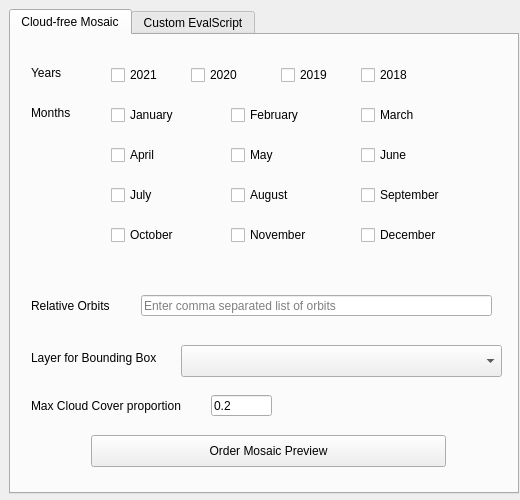
Above: SentinelMosaicTester/sentinel_mosaic_tester_dockwidget_base.ui from ncx-co/sentinel_mosaic_qgis_plugin before the change. Below: the same form after it.
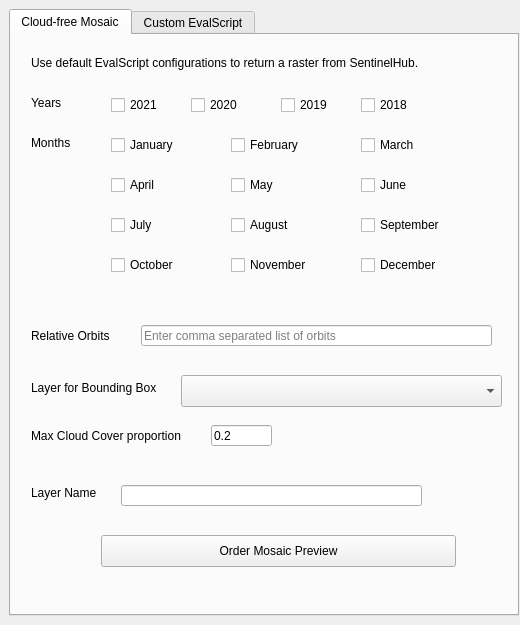
That is the form after the change. The open tabs and pages were chosen to show the change. Custom widgets are drawn as their Qt base class.

Commit message: add custom layer name option

The edit to the form file:
```diff
--- a/SentinelMosaicTester/sentinel_mosaic_tester_dockwidget_base.ui
+++ b/SentinelMosaicTester/sentinel_mosaic_tester_dockwidget_base.ui
@@ -7,7 +7,7 @@
     <x>0</x>
     <y>0</y>
     <width>520</width>
-    <height>500</height>
+    <height>625</height>
    </rect>
   </property>
   <property name="minimumSize">
@@ -19,7 +19,7 @@
   <property name="maximumSize">
    <size>
     <width>520</width>
-    <height>500</height>
+    <height>625</height>
    </size>
   </property>
   <property name="baseSize">
@@ -70,7 +70,7 @@
         <property name="geometry">
          <rect>
           <x>20</x>
-          <y>30</y>
+          <y>60</y>
           <width>41</width>
           <height>16</height>
          </rect>
@@ -83,7 +83,7 @@
         <property name="geometry">
          <rect>
           <x>100</x>
-          <y>30</y>
+          <y>60</y>
           <width>61</width>
           <height>20</height>
          </rect>
@@ -96,7 +96,7 @@
         <property name="geometry">
          <rect>
           <x>180</x>
-          <y>30</y>
+          <y>60</y>
           <width>61</width>
           <height>20</height>
          </rect>
@@ -109,7 +109,7 @@
         <property name="geometry">
          <rect>
           <x>270</x>
-          <y>30</y>
+          <y>60</y>
           <width>61</width>
           <height>20</height>
          </rect>
@@ -122,7 +122,7 @@
         <property name="geometry">
          <rect>
           <x>350</x>
-          <y>30</y>
+          <y>60</y>
           <width>61</width>
           <height>20</height>
          </rect>
@@ -135,7 +135,7 @@
         <property name="geometry">
          <rect>
           <x>20</x>
-          <y>70</y>
+          <y>100</y>
           <width>51</width>
           <height>16</height>
          </rect>
@@ -148,7 +148,7 @@
         <property name="geometry">
          <rect>
           <x>100</x>
-          <y>70</y>
+          <y>100</y>
           <width>71</width>
           <height>20</height>
          </rect>
@@ -161,7 +161,7 @@
         <property name="geometry">
          <rect>
           <x>220</x>
-          <y>70</y>
+          <y>100</y>
           <width>81</width>
           <height>20</height>
          </rect>
@@ -174,7 +174,7 @@
         <property name="geometry">
          <rect>
           <x>350</x>
-          <y>70</y>
+          <y>100</y>
           <width>61</width>
           <height>20</height>
          </rect>
@@ -187,7 +187,7 @@
         <property name="geometry">
          <rect>
           <x>100</x>
-          <y>110</y>
+          <y>140</y>
           <width>61</width>
           <height>20</height>
          </rect>
@@ -200,7 +200,7 @@
         <property name="geometry">
          <rect>
           <x>220</x>
-          <y>110</y>
+          <y>140</y>
           <width>51</width>
           <height>20</height>
          </rect>
@@ -213,7 +213,7 @@
         <property name="geometry">
          <rect>
           <x>350</x>
-          <y>110</y>
+          <y>140</y>
           <width>61</width>
           <height>20</height>
          </rect>
@@ -226,7 +226,7 @@
         <property name="geometry">
          <rect>
           <x>100</x>
-          <y>150</y>
+          <y>180</y>
           <width>61</width>
           <height>20</height>
          </rect>
@@ -239,7 +239,7 @@
         <property name="geometry">
          <rect>
           <x>220</x>
-          <y>150</y>
+          <y>180</y>
           <width>71</width>
           <height>20</height>
          </rect>
@@ -252,7 +252,7 @@
         <property name="geometry">
          <rect>
           <x>350</x>
-          <y>150</y>
+          <y>180</y>
           <width>101</width>
           <height>20</height>
          </rect>
@@ -265,7 +265,7 @@
         <property name="geometry">
          <rect>
           <x>100</x>
-          <y>190</y>
+          <y>220</y>
           <width>81</width>
           <height>20</height>
          </rect>
@@ -278,7 +278,7 @@
         <property name="geometry">
          <rect>
           <x>220</x>
-          <y>190</y>
+          <y>220</y>
           <width>91</width>
           <height>20</height>
          </rect>
@@ -291,7 +291,7 @@
         <property name="geometry">
          <rect>
           <x>350</x>
-          <y>190</y>
+          <y>220</y>
           <width>91</width>
           <height>20</height>
          </rect>
@@ -304,7 +304,7 @@
         <property name="geometry">
          <rect>
           <x>20</x>
-          <y>260</y>
+          <y>290</y>
           <width>91</width>
           <height>21</height>
          </rect>
@@ -317,7 +317,7 @@
         <property name="geometry">
          <rect>
           <x>130</x>
-          <y>260</y>
+          <y>290</y>
           <width>351</width>
           <height>21</height>
          </rect>
@@ -330,7 +330,7 @@
         <property name="geometry">
          <rect>
           <x>20</x>
-          <y>360</y>
+          <y>390</y>
           <width>171</width>
           <height>21</height>
          </rect>
@@ -343,7 +343,7 @@
         <property name="geometry">
          <rect>
           <x>200</x>
-          <y>360</y>
+          <y>390</y>
           <width>61</width>
           <height>21</height>
          </rect>
@@ -356,7 +356,7 @@
         <property name="geometry">
          <rect>
           <x>20</x>
-          <y>310</y>
+          <y>340</y>
           <width>151</width>
           <height>26</height>
          </rect>
@@ -369,7 +369,7 @@
         <property name="geometry">
          <rect>
           <x>170</x>
-          <y>310</y>
+          <y>340</y>
           <width>321</width>
           <height>32</height>
          </rect>
@@ -378,8 +378,8 @@
        <widget class="QPushButton" name="order_mosaic_default_btn">
         <property name="geometry">
          <rect>
-          <x>80</x>
-          <y>400</y>
+          <x>90</x>
+          <y>500</y>
           <width>355</width>
           <height>32</height>
          </rect>
@@ -388,6 +388,42 @@
          <string>Order Mosaic Preview</string>
         </property>
        </widget>
+       <widget class="QLabel" name="default_description_label">
+        <property name="geometry">
+         <rect>
+          <x>20</x>
+          <y>20</y>
+          <width>451</width>
+          <height>16</height>
+         </rect>
+        </property>
+        <property name="text">
+         <string>Use default EvalScript configurations to return a raster from SentinelHub.</string>
+        </property>
+       </widget>
+       <widget class="QLabel" name="default_layer_name_label">
+        <property name="geometry">
+         <rect>
+          <x>20</x>
+          <y>450</y>
+          <width>81</width>
+          <height>16</height>
+         </rect>
+        </property>
+        <property name="text">
+         <string>Layer Name</string>
+        </property>
+       </widget>
+       <widget class="QLineEdit" name="default_layer_name_input">
+        <property name="geometry">
+         <rect>
+          <x>110</x>
+          <y>450</y>
+          <width>301</width>
+          <height>21</height>
+         </rect>
+        </property>
+       </widget>
       </widget>
       <widget class="QWidget" name="custom_evalscript_tab">
        <attribute name="title">
```
Left out of the diff: 62 changed lines with no effect on the pictures. The commit also changes 1 other file.
